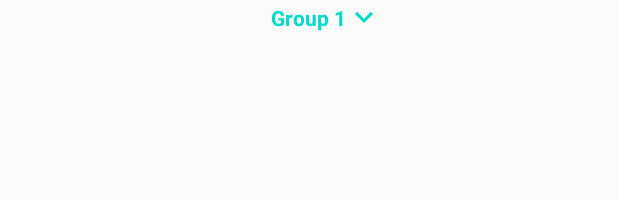
After one commit to amerdajah/OnlineStore, an Android app: the layout offer_category_row_header.xml on its own in the app's theme, with its tools: preview values and no code run, on a phone screen of 412 x 824 dp. The commit adds this screen. Shown: the top 200 px of the screen. Run offline under Robolectric (Android 15) with nearby library versions, the phone set to English and light mode, and no system bars.

Commit message:
finished expandable menu

```diff
--- a/app/src/main/AndroidManifest.xml
+++ b/app/src/main/AndroidManifest.xml
@@ -11,7 +11,11 @@
         android:roundIcon="@mipmap/ic_launcher_round"
         android:supportsRtl="true"
         android:theme="@style/AppTheme">
-        <activity android:name=".offers.CategoryOfferType"></activity>
+        <activity android:name=".offers.CategoryOfferType">
+            <meta-data
+                android:name="android.support.PARENT_ACTIVITY"
+                android:value=".offers.AddNewOfferActivity" />
+        </activity>
         <activity android:name=".offers.ViewOfferActivity">
             <meta-data
                 android:name="android.support.PARENT_ACTIVITY"
--- a/app/src/main/java/com/example/onlinestore/offers/AddNewOfferActivity.kt
+++ b/app/src/main/java/com/example/onlinestore/offers/AddNewOfferActivity.kt
@@ -31,6 +31,10 @@ class AddNewOfferActivity : AppCompatActivity() {
 
         progressDialog = ProgressDialog(this)
         progressDialog.setMessage("please wait, try to post new offer...")
+
+        imageView_ic_goToCategory.setOnClickListener {
+            startActivity(Intent(this, CategoryOfferType::class.java))
+        }
 
 
 
--- a/app/src/main/java/com/example/onlinestore/offers/LatestOffersActivity.kt
+++ b/app/src/main/java/com/example/onlinestore/offers/LatestOffersActivity.kt
@@ -10,6 +10,7 @@ import android.os.Bundle
 import android.view.Menu
 import android.view.MenuItem
 import androidx.recyclerview.widget.DividerItemDecoration
+import androidx.recyclerview.widget.RecyclerView
 import com.example.onlinestore.R
 import com.example.onlinestore.loginregister.LoginActivity
 import com.example.onlinestore.models.Offer
@@ -21,13 +22,13 @@ import com.google.firebase.database.DatabaseError
 import com.google.firebase.database.FirebaseDatabase
 import com.google.firebase.database.ValueEventListener
 import com.xwray.groupie.GroupAdapter
-import com.xwray.groupie.ViewHolder
+import com.xwray.groupie.GroupieViewHolder
 import kotlinx.android.synthetic.main.activity_latest_offers.*
 
 class LatestOffersActivity : AppCompatActivity() {
 
 
-    private val adapter = GroupAdapter<ViewHolder>()
+    private val adapter = GroupAdapter<GroupieViewHolder>()
     lateinit var progressDialog: ProgressDialog
     private var uid: String? = null
 
--- a/app/src/main/java/com/example/onlinestore/views/OfferCategoryRow.kt
+++ /dev/null
@@ -1,3 +0,0 @@
-package com.example.onlinestore.views
-
-class OfferCategoryRow
--- /dev/null
+++ b/app/src/main/res/drawable/ic_keyboard_arrow_down_black_24dp.xml
@@ -0,0 +1,9 @@
+<vector xmlns:android="http://schemas.android.com/apk/res/android"
+        android:width="24dp"
+        android:height="24dp"
+        android:viewportWidth="24.0"
+        android:viewportHeight="24.0">
+    <path
+        android:fillColor="#FF000000"
+        android:pathData="M7.41,7.84L12,12.42l4.59,-4.58L18,9.25l-6,6 -6,-6z"/>
+</vector>
--- /dev/null
+++ b/app/src/main/res/layout/offer_category_row_header.xml
@@ -0,0 +1,26 @@
+<?xml version="1.0" encoding="utf-8"?>
+<RelativeLayout
+    xmlns:android="http://schemas.android.com/apk/res/android"
+    android:id="@+id/item_expandable_header_root"
+    android:layout_width="match_parent"
+    android:layout_height="wrap_content"
+    xmlns:tools="http://schemas.android.com/tools"
+    xmlns:app="http://schemas.android.com/apk/res-auto">
+    <TextView
+        android:id="@+id/textView_expandable_header_title"
+        android:layout_width="wrap_content"
+        android:layout_height="wrap_content"
+        android:layout_marginTop="2dp"
+        android:layout_marginBottom="2dp"
+        android:layout_centerHorizontal="true"
+        android:textStyle="bold"
+        android:textColor="?attr/colorAccent"
+        tools:text="Group 1"/>
+    <ImageView
+        android:id="@+id/item_expandable_header_icon"
+        android:layout_width="wrap_content"
+        android:layout_height="wrap_content"
+        app:srcCompat="@drawable/ic_keyboard_arrow_down_black_24dp"
+        android:tint="@color/colorAccent"
+        android:layout_toRightOf="@id/textView_expandable_header_title" />
+</RelativeLayout>
```
Also changed, not shown: app/build.gradle (+7 -4 lines), app/src/main/java/com/example/onlinestore/offers/CategoryOfferType.kt (+27 -4 lines), app/src/main/java/com/example/onlinestore/views/OfferCategoryRowBody.kt (added, +14 -0 lines), app/src/main/java/com/example/onlinestore/views/OfferCategoryRowHeader.kt (added, +36 -0 lines), app/src/main/java/com/example/onlinestore/views/OfferItemRow.kt (+10 -10 lines), app/src/main/res/drawable/ic_keyboard_arrow_right_black_24dp.xml (added, +9 -0 lines), app/src/main/res/drawable/ic_keyboard_arrow_up_black_24dp.xml (added, +9 -0 lines), app/src/main/res/layout/activity_add_new_offer.xml (+14 -6 lines), app/src/main/res/layout/offer_category_row_body.xml (added, +25 -0 lines), app/src/main/res/values/strings.xml (+0 -13 lines).
